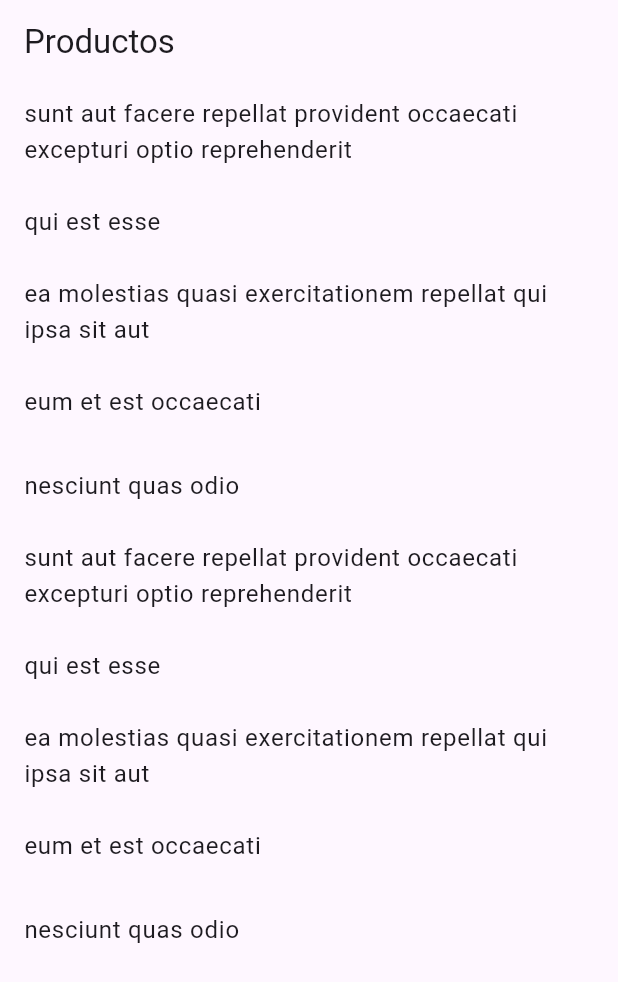
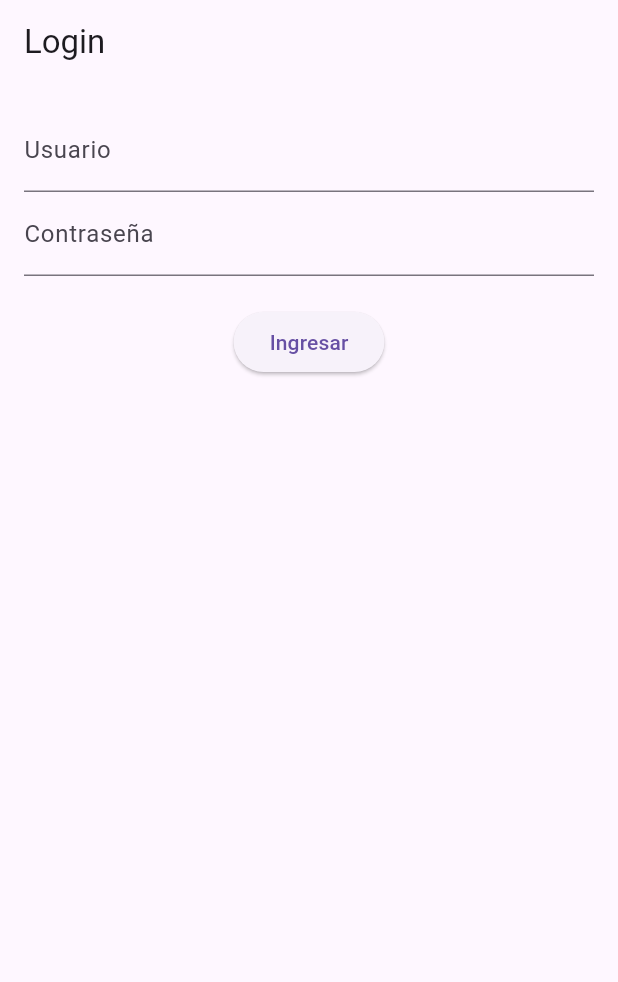
Before and after one commit to mgaleano-1/dmoviles, a Flutter app: the screen it shows after launch, on a phone screen of 412 x 824 dp. Shown: the top 982 px of the screen. Run offline on Flutter 3.47's test engine with Material 3 defaults, Android fonts, the phone set to English and light mode, and no system bars.

Commit message:
seccion flutter hecho

```diff
--- a/ejercicios_flutter/lib/main.dart
+++ b/ejercicios_flutter/lib/main.dart
@@ -1,24 +1,11 @@
 import 'package:flutter/material.dart';
 
-void main() {
-  runApp(MyApp());
-}
+// ==========================
+// Ejercicio 1: ListView con una Lista Fija
+// Descripción: Crear un ListView que muestre una lista fija de elementos.
+// ==========================
 
-class MyApp extends StatelessWidget {
-  @override
-  Widget build(BuildContext context) {
-    return MaterialApp(
-      title: 'Post List',
-      home: PostListScreen(),
-    );
-  }
-}
-
-//////////////////////
-// Ejercicio 1: ListView con una Lista Fija
-//////////////////////
-
-// Descripción: Crear una clase Post con las propiedades id, title, userId y body.
+// Clase para representar un Post
 class Post {
   final int id;
   final String title;
@@ -35,19 +22,24 @@ final List<Post> posts = [
   Post(id: 3, title: 'ea molestias quasi exercitationem repellat qui ipsa sit aut', userId: 1, body: 'et iusto sed quo iure\nvoluptatem occaecati omnis eligendi aut ad\nvoluptatem doloribus vel accusantium quis pariatur\nmolestiae porro eius odio et labore et velit aut'),
   Post(id: 4, title: 'eum et est occaecati', userId: 1, body: 'ullam et saepe reiciendis voluptatem adipisci\nsit amet autem assumenda provident rerum culpa\nquis hic commodi nesciunt rem tenetur doloremque ipsam iure\nquis sunt voluptatem rerum illo velit'),
   Post(id: 5, title: 'nesciunt quas odio', userId: 1, body: 'repudiandae veniam quaerat sunt sed\nalias aut fugiat sit autem sed est\nvoluptatem omnis possimus esse voluptatibus quis\nest aut tenetur dolor neque'),
-    Post(id:6, title: 'sunt aut facere repellat provident occaecati excepturi optio reprehenderit', userId: 1, body: 'quia et suscipit\nsuscipit recusandae consequuntur expedita et cum\nreprehenderit molestiae ut ut quas totam\nnostrum rerum est autem sunt rem eveniet architecto'),
+  Post(id: 6, title: 'sunt aut facere repellat provident occaecati excepturi optio reprehenderit', userId: 1, body: 'quia et suscipit\nsuscipit recusandae consequuntur expedita et cum\nreprehenderit molestiae ut ut quas totam\nnostrum rerum est autem sunt rem eveniet architecto'),
   Post(id: 7, title: 'qui est esse', userId: 1, body: 'est rerum tempore vitae\nsequi sint nihil reprehenderit dolor beatae ea dolores neque\nfugiat blanditiis voluptate porro vel nihil molestiae ut reiciendis\nqui aperiam non debitis possimus qui neque nisi nulla'),
   Post(id: 8, title: 'ea molestias quasi exercitationem repellat qui ipsa sit aut', userId: 1, body: 'et iusto sed quo iure\nvoluptatem occaecati omnis eligendi aut ad\nvoluptatem doloribus vel accusantium quis pariatur\nmolestiae porro eius odio et labore et velit aut'),
   Post(id: 9, title: 'eum et est occaecati', userId: 1, body: 'ullam et saepe reiciendis voluptatem adipisci\nsit amet autem assumenda provident rerum culpa\nquis hic commodi nesciunt rem tenetur doloremque ipsam iure\nquis sunt voluptatem rerum illo velit'),
   Post(id: 10, title: 'nesciunt quas odio', userId: 1, body: 'repudiandae veniam quaerat sunt sed\nalias aut fugiat sit autem sed est\nvoluptatem omnis possimus esse voluptatibus quis\nest aut tenetur dolor neque'),
 ];
 
-// Mostrar los title de los Post en el ListView.
+// ==========================
+// Ejercicio 2: Acción en los Ítems del ListView
+// Descripción: Agregar un botón o la acción de onTap a cada ítem de la lista que muestre un nuevo screen con el id del post en el centro.
+// ==========================
+
+// Pantalla del ListView
 class PostListScreen extends StatelessWidget {
   @override
   Widget build(BuildContext context) {
     return Scaffold(
-      appBar: AppBar(title: Text('Productos')),
+      appBar: AppBar(title: Text('Posts')),
       body: ListView.builder(
         itemCount: posts.length,
         itemBuilder: (context, index) {
@@ -70,11 +62,7 @@ class PostListScreen extends StatelessWidget {
   }
 }
 
-//////////////////////
-// Ejercicio 2: Acción en los Ítems del ListView
-//////////////////////
-
-// Descripción: Agregar un botón o la acción de onTap a cada ítem de la lista que muestre un nuevo screen con el id del post en el centro.
+// Pantalla de detalles del Post
 class PostDetailScreen extends StatelessWidget {
   final int postId;
 
@@ -83,10 +71,99 @@ class PostDetailScreen extends StatelessWidget {
   @override
   Widget build(BuildContext context) {
     return Scaffold(
-      appBar: AppBar(title: Text('Post Detail')),
+      appBar: AppBar(title: Text('Post Detalle')),
       body: Center(
-        child: Text('Post ID: $postId', style: TextStyle(fontSize: 24)),
+        child: Text(
+          'ID del Post: $postId',
+          style: TextStyle(fontSize: 24),
+        ),
       ),
     );
   }
 }
+
+// ==========================
+// Ejercicio 3: Simulación de Login
+// Descripción: Crear un screen con dos inputs y un botón de ingresar que mande al ListView.
+// ==========================
+
+// Pantalla principal
+void main() {
+  runApp(MyApp());
+}
+
+class MyApp extends StatelessWidget {
+  @override
+  Widget build(BuildContext context) {
+    return MaterialApp(
+      title: 'Simulación de Login',
+      home: LoginScreen(),
+    );
+  }
+}
+
+// Pantalla de Login
+class LoginScreen extends StatefulWidget {
+  @override
+  _LoginScreenState createState() => _LoginScreenState();
+}
+
+class _LoginScreenState extends State<LoginScreen> {
+  final _formKey = GlobalKey<FormState>();
+  final TextEditingController _usernameController = TextEditingController();
+  final TextEditingController _passwordController = TextEditingController();
+
+  void _login() async {
+    if (_formKey.currentState!.validate()) {
+      // Bloquear la interfaz por 2 segundos
+      await Future.delayed(Duration(seconds: 2));
+      Navigator.push(
+        context,
+        MaterialPageRoute(builder: (context) => PostListScreen()),
+      );
+    }
+  }
+
+  @override
+  Widget build(BuildContext context) {
+    return Scaffold(
+      appBar: AppBar(title: Text('Login')),
+      body: Padding(
+        padding: const EdgeInsets.all(16.0),
+        child: Form(
+          key: _formKey,
+          child: Column(
+            children: [
+              TextFormField(
+                controller: _usernameController,
+                decoration: InputDecoration(labelText: 'Usuario'),
+                validator: (value) {
+                  if (value == null || value.isEmpty) {
+                    return 'Por favor ingrese su usuario';
+                  }
+                  return null;
+                },
+              ),
+              TextFormField(
+                controller: _passwordController,
+                decoration: InputDecoration(labelText: 'Contraseña'),
+                obscureText: true,
+                validator: (value) {
+                  if (value == null || value.isEmpty) {
+                    return 'Por favor ingrese su contraseña';
+                  }
+                  return null;
+                },
+              ),
+              SizedBox(height: 20),
+              ElevatedButton(
+                onPressed: _login,
+                child: Text('Ingresar'),
+              ),
+            ],
+          ),
+        ),
+      ),
+    );
+  }
+}
```
